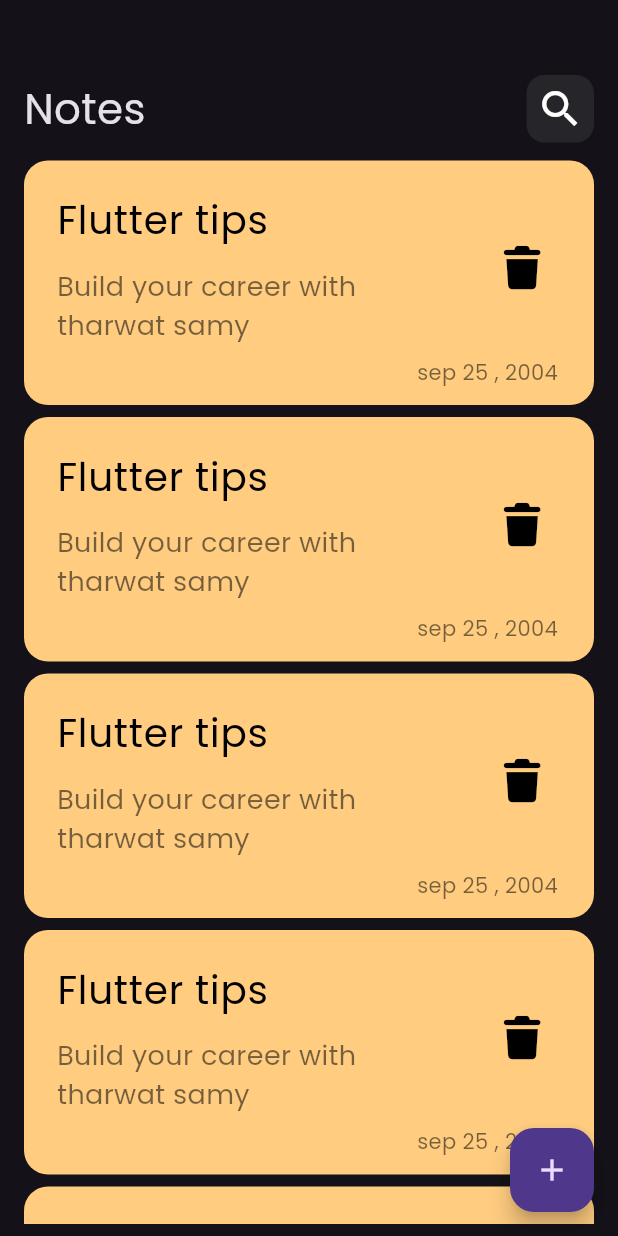
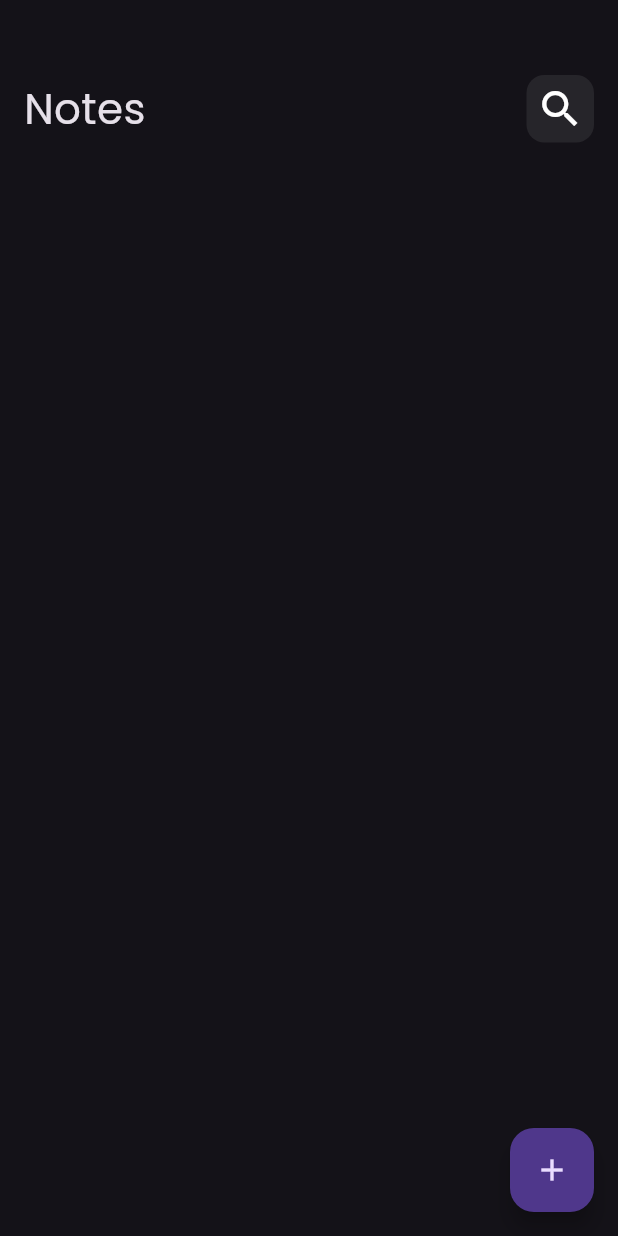
Before and after one commit to YassaTamer/notes_app, a Flutter app: the screen it shows after launch, on a phone screen of 412 x 824 dp. Run offline on Flutter 3.47's test engine with Material 3 defaults, Android fonts, the phone set to English and light mode, and no system bars; our stand-ins replace bloc, flutter_bloc, font_awesome_flutter, hive, hive_flutter, modal_progress_hud_nsn; accounts and stored records are empty.

Commit message:
Refactor: Update NDK version in build.gradle.kts and enhance AddNoteCubit and NotesCubit with typed Hive box usage and improved state management

```diff
--- a/lib/cubits/add_note_cubit/add_note_cubit.dart
+++ b/lib/cubits/add_note_cubit/add_note_cubit.dart
@@ -12,9 +12,7 @@ class AddNoteCubit extends Cubit<AddNoteState> {
   addNote(NoteModel note) async {
     emit(AddNoteLoading());
     try {
-      // var notesBox = Hive.box(kNotesBox);
       var notesBox = Hive.box<NoteModel>(kNotesBox);
-
       await notesBox.add(note);
       emit(AddNoteSuccess());
     } catch (e) {
--- a/lib/cubits/notes_cubit/notes_state.dart
+++ b/lib/cubits/notes_cubit/notes_state.dart
@@ -5,16 +5,7 @@ sealed class NotesState {}
 
 final class NotesInitial extends NotesState {}
 
-final class NotesLoading extends NotesState {}
 
 final class NotesSuccess extends NotesState {
- final List<NoteModel> notes ;
 
-  NotesSuccess(this.notes);
 }
-
-final class NotesFailure extends NotesState {
-  final String errMessage;
-
-  NotesFailure(this.errMessage);
-}
--- a/lib/widgets/add_note_bottom_sheet.dart
+++ b/lib/widgets/add_note_bottom_sheet.dart
@@ -2,6 +2,7 @@ import 'package:flutter/material.dart';
 import 'package:flutter_bloc/flutter_bloc.dart';
 import 'package:modal_progress_hud_nsn/modal_progress_hud_nsn.dart';
 import 'package:notes_app/cubits/add_note_cubit/add_note_cubit.dart';
+import 'package:notes_app/cubits/notes_cubit/notes_cubit.dart';
 import 'package:notes_app/widgets/add_note_form.dart';
 import 'package:notes_app/widgets/custom_botton.dart';
 import 'package:notes_app/widgets/custom_text_field.dart';
@@ -18,6 +19,7 @@ class AddNoteBottomSheet extends StatelessWidget {
             print('fulier ${state.errMessage}');
           }
           if (state is AddNoteSuccess) {
+            BlocProvider.of<NotesCubit>(context).fetchAllNotes();
             Navigator.pop(context);
           }
         },
--- a/lib/widgets/custom_note_itme.dart
+++ b/lib/widgets/custom_note_itme.dart
@@ -1,10 +1,11 @@
 import 'package:flutter/material.dart';
 import 'package:font_awesome_flutter/font_awesome_flutter.dart';
+import 'package:notes_app/models/note_model.dart';
 import 'package:notes_app/views/edit_note_view.dart';
 
 class NoteItem extends StatelessWidget {
-  const NoteItem({super.key});
-
+  const NoteItem({super.key, required this.note});
+  final NoteModel note;
   @override
   Widget build(BuildContext context) {
     return GestureDetector(
@@ -29,13 +30,13 @@ class NoteItem extends StatelessWidget {
           children: [
             ListTile(
               title: Text(
-                'Flutter tips',
-                style: TextStyle(color: Colors.black, fontSize: 26),
+                note.title,
+                style: const TextStyle(color: Colors.black, fontSize: 26),
               ),
               subtitle: Padding(
                 padding: const EdgeInsets.only(top: 12),
                 child: Text(
-                  'Build your career with tharwat samy',
+                  note.subTitle,
                   style: TextStyle(color: Colors.black54, fontSize: 18),
                 ),
               ),
@@ -50,10 +51,7 @@ class NoteItem extends StatelessWidget {
             ),
             Padding(
               padding: const EdgeInsets.only(right: 24),
-              child: Text(
-                'sep 25 , 2004',
-                style: TextStyle(color: Colors.black54),
-              ),
+              child: Text(note.date, style: TextStyle(color: Colors.black54)),
             ),
           ],
         ),
--- a/lib/widgets/notes_list_view.dart
+++ b/lib/widgets/notes_list_view.dart
@@ -1,4 +1,7 @@
 import 'package:flutter/material.dart';
+import 'package:flutter_bloc/flutter_bloc.dart';
+import 'package:notes_app/cubits/notes_cubit/notes_cubit.dart';
+import 'package:notes_app/models/note_model.dart';
 import 'package:notes_app/widgets/custom_note_itme.dart';
 
 class NotesListView extends StatelessWidget {
@@ -6,17 +9,24 @@ class NotesListView extends StatelessWidget {
 
   @override
   Widget build(BuildContext context) {
+    return BlocBuilder<NotesCubit, NotesState>(
+      builder: (context, state) {
+        List<NoteModel> notes =
+            BlocProvider.of<NotesCubit>(context).notes ?? [];
         return Padding(
           padding: const EdgeInsets.symmetric(vertical: 8),
           child: ListView.builder(
+            itemCount: notes.length,
             padding: EdgeInsets.zero,
             itemBuilder: (context, index) {
               return Padding(
                 padding: const EdgeInsets.symmetric(vertical: 4),
-            child: const NoteItem(),
+                child: NoteItem(note: notes[index]),
               );
             },
           ),
         );
+      },
+    );
   }
 }
```
Also changed, not shown: lib/cubits/notes_cubit/notes_cubit.dart (+5 -10 lines), 1 other file. Lines whose indentation alone changed are shown as unchanged.
